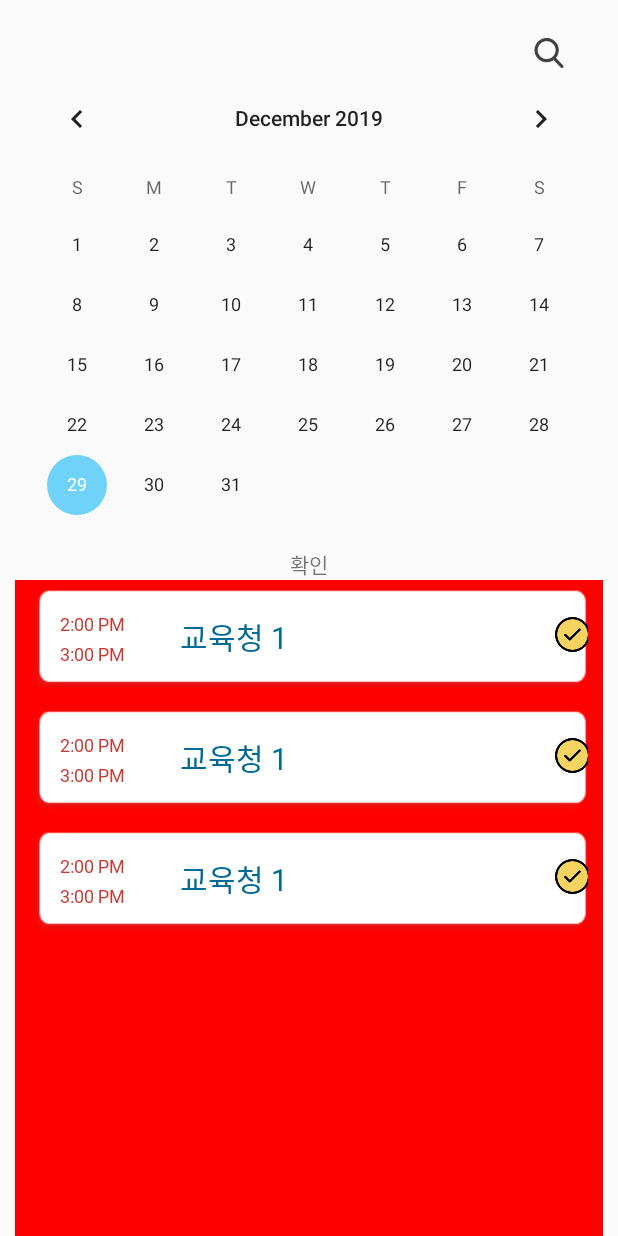
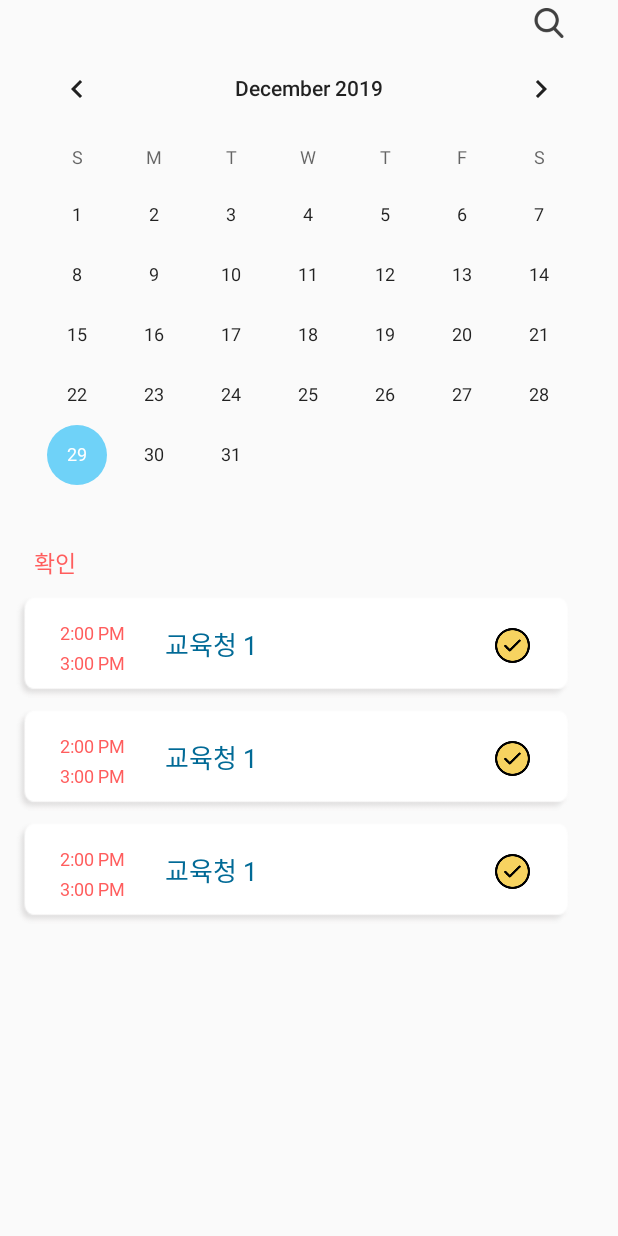
Before and after one commit to tlaektmf/QBang, an Android app: the layout fragment_dashboard.xml on its own in the app's theme, with its tools: preview values and no code run, on a phone screen of 412 x 824 dp. Run offline under Robolectric (Android 15) with nearby library versions, the phone set to English and light mode, and no system bars.

Commit message:
(학생)
- 캘린더 UI 수정
- 홈 사이즈 수정

```diff
--- a/app/src/main/java/com/example/visualmath/ui/dashboard/DashboardFragment.java
+++ b/app/src/main/java/com/example/visualmath/ui/dashboard/DashboardFragment.java
@@ -78,7 +78,7 @@ public class DashboardFragment extends Fragment {
         this_day = day;
 
 //        final TextView datecheck = getView().findViewById(R.id.datecheck);
-        datecheck.setText(this_year+"년 "+this_month+"월 "+this_day+"일 날짜 확인");
+        datecheck.setText(this_year+"년 "+this_month+"월 "+this_day+"일 문제 목록");
 
         calendar.setOnDateChangeListener(new CalendarView.OnDateChangeListener() {
             @Override
@@ -86,7 +86,7 @@ public class DashboardFragment extends Fragment {
                 //선택한 날짜가 전돨됨
 
                 this_year = Integer.toString(year);
-                datecheck.setText(year+"년 "+month+"월 "+dayOfMonth+"일 날짜 확인");
+                datecheck.setText(year+"년 "+month+"월 "+dayOfMonth+"일 문제 목록");
             }
         });
     }
--- a/app/src/main/res/layout/fragment_dashboard.xml
+++ b/app/src/main/res/layout/fragment_dashboard.xml
@@ -15,11 +15,11 @@
         android:background="@drawable/search"
         style="?android:attr/borderlessButtonStyle"
         android:layout_marginRight="36dp"
-        android:layout_marginTop="25dp"/>
+        android:layout_marginTop="5dp"/>
     <CalendarView
         android:id="@+id/calendar"
         android:layout_width="400dp"
-        android:layout_height="320dp">
+        android:layout_height="wrap_content">
 
     </CalendarView>
     <TextView
@@ -28,7 +28,12 @@
         android:layout_height="wrap_content"
         android:text="확인"
         android:layout_gravity="center"
-        android:gravity="center"/>
+        android:gravity="left"
+        android:layout_marginLeft="15dp"
+        android:textColor="#FF5D5D"
+        android:fontFamily="@font/nanumsquaure_b"
+        android:textSize="15dp"
+        android:layout_marginBottom="10dp"/>
     <androidx.recyclerview.widget.RecyclerView
         android:id="@+id/calendar_recyclerview"
         tools:listitem="@layout/item_list_calendar"
@@ -36,6 +41,6 @@
         android:layout_height="match_parent"
         android:layout_marginLeft="10dp"
         android:layout_marginRight="10dp"
-        android:background="#ff0000"/>
+        android:overScrollMode="never"/>
 
 </LinearLayout>
--- a/app/src/main/res/layout/fragment_notifications.xml
+++ b/app/src/main/res/layout/fragment_notifications.xml
@@ -2,13 +2,14 @@
 <androidx.constraintlayout.widget.ConstraintLayout xmlns:android="http://schemas.android.com/apk/res/android"
     xmlns:app="http://schemas.android.com/apk/res-auto"
     android:layout_width="match_parent"
-    android:layout_height="match_parent">
+    android:layout_height="match_parent"
+    android:layout_gravity="center">
 
 
     <FrameLayout
         android:id="@+id/settings"
         android:layout_width="match_parent"
-        android:layout_height="match_parent" />
+        android:layout_height="match_parent"/>
 
 <!--    <TextView-->
 <!--        android:id="@+id/text_notifications"-->
--- a/app/src/main/res/layout/fragment_teacher_dashboard.xml
+++ b/app/src/main/res/layout/fragment_teacher_dashboard.xml
@@ -8,8 +8,7 @@
     <CalendarView
 
         android:layout_width="match_parent"
-        android:layout_height="match_parent"
-        >
+        android:layout_height="match_parent">
 
     </CalendarView>
 
--- a/app/src/main/res/layout/item_list_calendar.xml
+++ b/app/src/main/res/layout/item_list_calendar.xml
@@ -4,54 +4,56 @@
     xmlns:app="http://schemas.android.com/apk/res-auto"
     xmlns:tools="http://schemas.android.com/tools"
     android:orientation="horizontal"
-    android:layout_width="match_parent"
+    android:layout_width="370dp"
     android:layout_height="70dp"
     tools:ignore="missingPrefix"
-    android:layout_marginLeft="10dp"
-    android:layout_marginRight="10dp"
+    android:layout_marginLeft="0dp"
+    android:layout_marginRight="0dp"
     android:layout_marginBottom="5dp"
-    android:layout_marginTop="5dp"
-    android:background="@drawable/calendar_list_back">
+    android:background="@drawable/calendar_list_back"
+    android:gravity="center"
+    android:layout_gravity="center_horizontal">
         <LinearLayout
             android:layout_width="wrap_content"
             android:layout_height="wrap_content"
             android:orientation="vertical"
-            android:layout_marginLeft="20dp"
-            android:layout_marginTop="15dp">
+            android:gravity="center"
+            android:layout_marginLeft="4dp">
             <TextView
                 android:id="@+id/startTime"
-                android:layout_width="80dp"
+                android:layout_width="70dp"
                 android:layout_height="wrap_content"
 
                 android:text="2:00 PM"
-                android:fontFamily="@font/nanumsquaure_r"
+                android:fontFamily="@font/nanumsquaure_b"
                 android:textSize="12dp"
                 android:layout_marginBottom="3dp"
-                android:textColor="#cc3731"/>
+                android:textColor="#FF5D5D"/>
 
+<!--            색상 변경(빨강) : cc3731-->
             <TextView
                 android:id="@+id/endTime"
-                android:layout_width="80dp"
+                android:layout_width="70dp"
                 android:layout_height="wrap_content"
 
                 android:text="3:00 PM"
-                android:fontFamily="@font/nanumsquaure_r"
+                android:fontFamily="@font/nanumsquaure_b"
                 android:textSize="12dp"
-                android:textColor="#cc3731"/>
+                android:textColor="#FF5D5D"/>
         </LinearLayout>
     <TextView
         android:id="@+id/problem_name"
-        android:layout_width="250dp"
+        android:layout_width="220dp"
         android:layout_height="wrap_content"
-        android:layout_marginTop="17dp"
 
         android:text="교육청 1"
         android:fontFamily="@font/nanumsquaure_b"
-        android:textSize="20dp"
-        android:textColor="#016a96"/>
+        android:textSize="17dp"
+        android:textColor="#016a96"
+        android:layout_marginBottom="2dp"/>
     <ImageView
         android:layout_width="23dp"
         android:layout_height="23dp"
         android:background="@drawable/complete_btn"
-        android:layout_marginTop="19dp"/>
+        android:layout_marginBottom="1dp"/>
 </LinearLayout>
```
Also changed, not shown: app/src/main/res/layout/activity_home.xml (+22 -21 lines), app/src/main/res/layout/fragment_home.xml (+11 -9 lines), app/src/main/res/layout/settings_activity.xml (+5 -2 lines).
